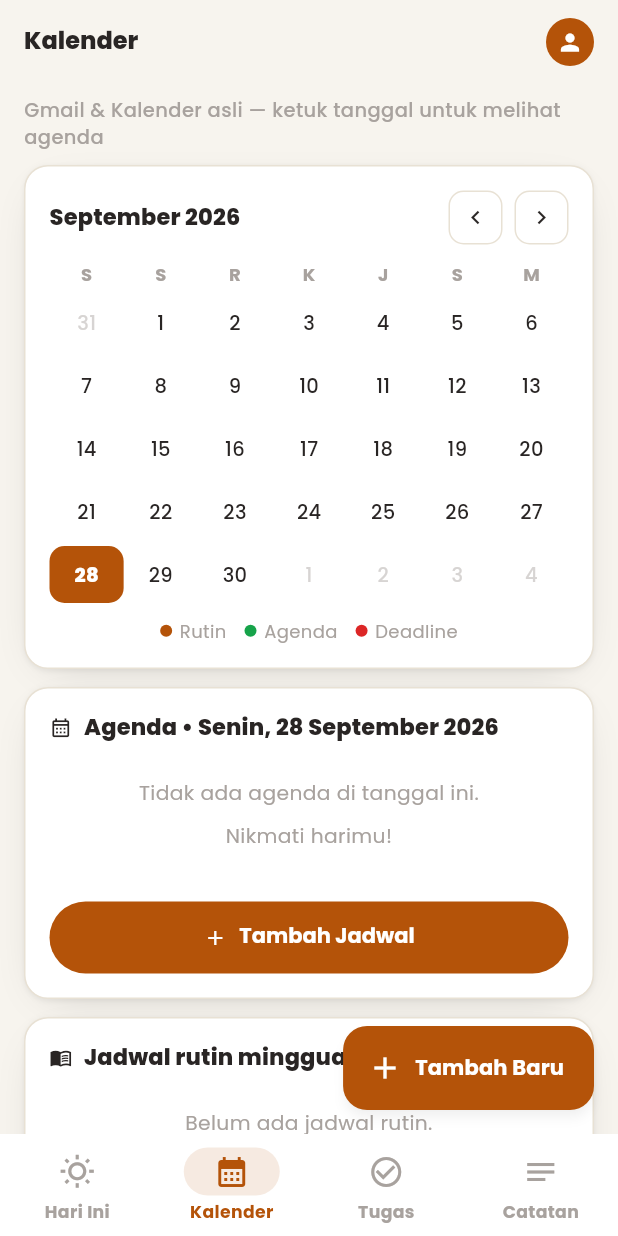
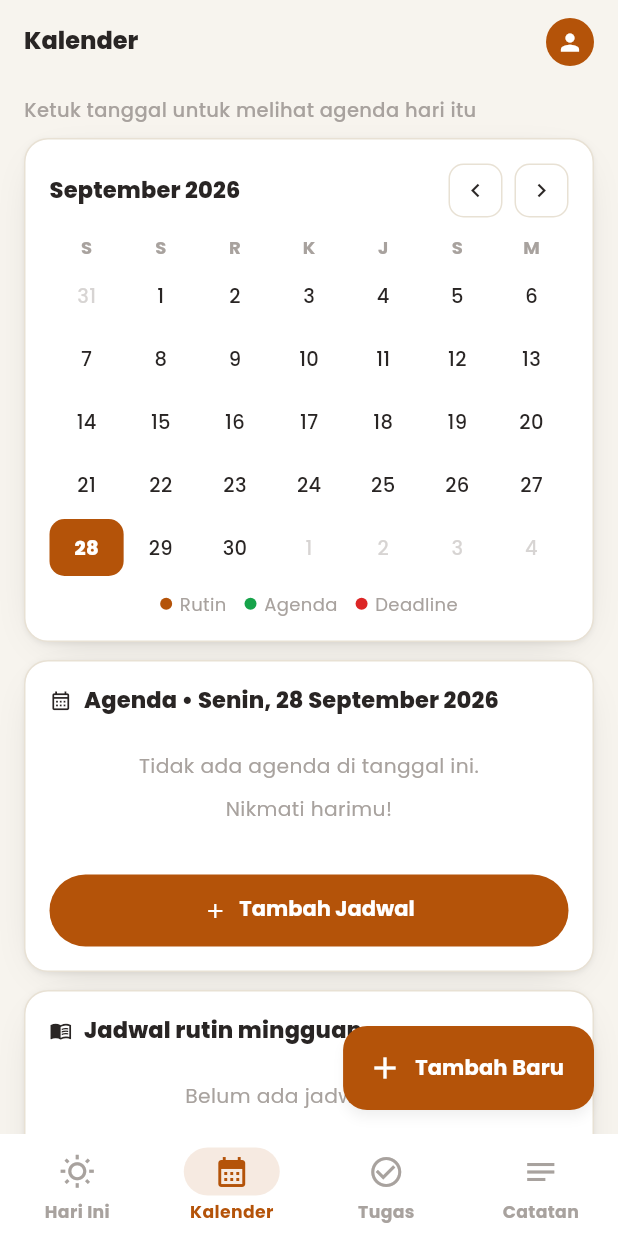
Before and after one commit to Rochwidias/notedwork-app, a Flutter app: the screen it shows after launch, item 2 of the bottom bar chosen, on a phone screen of 412 x 824 dp. Run offline on Flutter 3.47's test engine with Material 3 defaults, Android fonts, the phone set to English and light mode, and no system bars; our stand-ins replace flutter_local_notifications, flutter_riverpod, google_fonts, hive_ce_flutter, timezone; accounts and stored records are empty.

Commit message:
splash gelap #101319, ikon notifikasi stat, salinan subtitle kalender, versi 2.0.2 (versionCode 5)

```diff
--- a/lib/core/notifications/notification_service.dart
+++ b/lib/core/notifications/notification_service.dart
@@ -28,7 +28,7 @@ class NotificationService {
     tz.setLocalLocation(tz.getLocation(defaultTz));
 
     const settings = InitializationSettings(
-      android: AndroidInitializationSettings('@mipmap/ic_launcher'),
+      android: AndroidInitializationSettings('@drawable/ic_notification'),
     );
     await _plugin.initialize(
       settings: settings,
@@ -47,6 +47,7 @@ class NotificationService {
         _channelId,
         _channelName,
         channelDescription: 'Pengingat jadwal dan tugas Notedwork',
+        icon: 'ic_notification',
         importance: Importance.max,
         priority: Priority.high,
       );
--- a/lib/l10n/app_en.arb
+++ b/lib/l10n/app_en.arb
@@ -161,7 +161,7 @@
   "email_markUnread": "Mark as unread",
   "tasks_title": "Tasks",
   "tasks_previewSub": "Preview mode — sample data, stored locally on your device",
-  "tasks_liveSub": "Real Gmail & Calendar — deadlines also appear on Calendar & Dashboard",
+  "tasks_liveSub": "Task deadlines also appear on Calendar",
   "tasks_filterActive": "Active",
   "tasks_filterOverdue": "Overdue",
   "tasks_filterDone": "Done",
@@ -172,7 +172,7 @@
   "tasks_emptyHere": "No tasks here.",
   "tasks_addTask": "Add task",
   "cal_previewSub": "Preview mode — sample data. Not your real data.",
-  "cal_liveSub": "Real Gmail & Calendar — tap a date to see the agenda",
+  "cal_liveSub": "Tap a date to see that day's agenda",
   "cal_prevMonth": "Previous month",
   "cal_nextMonth": "Next month",
   "cal_routine": "Routine",
--- a/lib/l10n/app_id.arb
+++ b/lib/l10n/app_id.arb
@@ -161,7 +161,7 @@
   "email_markUnread": "Tandai belum dibaca",
   "tasks_title": "Tugas",
   "tasks_previewSub": "Mode pratinjau — data contoh, tersimpan lokal di perangkatmu",
-  "tasks_liveSub": "Gmail & Kalender asli — deadline ikut muncul di Kalender & Dashboard",
+  "tasks_liveSub": "Deadline tugas juga muncul di Kalender",
   "tasks_filterActive": "Aktif",
   "tasks_filterOverdue": "Telat",
   "tasks_filterDone": "Selesai",
@@ -172,7 +172,7 @@
   "tasks_emptyHere": "Tidak ada tugas di sini.",
   "tasks_addTask": "Tambah tugas",
   "cal_previewSub": "Mode pratinjau — data contoh. Bukan data aslimu.",
-  "cal_liveSub": "Gmail & Kalender asli — ketuk tanggal untuk melihat agenda",
+  "cal_liveSub": "Ketuk tanggal untuk melihat agenda hari itu",
   "cal_prevMonth": "Bulan sebelumnya",
   "cal_nextMonth": "Bulan berikutnya",
   "cal_routine": "Rutin",
--- a/lib/l10n/app_localizations.dart
+++ b/lib/l10n/app_localizations.dart
@@ -845,7 +845,7 @@ abstract class AppLocalizations {
   /// No description provided for @tasks_liveSub.
   ///
   /// In id, this message translates to:
-  /// **'Gmail & Kalender asli — deadline ikut muncul di Kalender & Dashboard'**
+  /// **'Deadline tugas juga muncul di Kalender'**
   String get tasks_liveSub;
 
   /// No description provided for @tasks_filterActive.
@@ -911,7 +911,7 @@ abstract class AppLocalizations {
   /// No description provided for @cal_liveSub.
   ///
   /// In id, this message translates to:
-  /// **'Gmail & Kalender asli — ketuk tanggal untuk melihat agenda'**
+  /// **'Ketuk tanggal untuk melihat agenda hari itu'**
   String get cal_liveSub;
 
   /// No description provided for @cal_prevMonth.
--- a/lib/l10n/app_localizations_en.dart
+++ b/lib/l10n/app_localizations_en.dart
@@ -394,8 +394,7 @@ class AppLocalizationsEn extends AppLocalizations {
       'Preview mode — sample data, stored locally on your device';
 
   @override
-  String get tasks_liveSub =>
-      'Real Gmail & Calendar — deadlines also appear on Calendar & Dashboard';
+  String get tasks_liveSub => 'Task deadlines also appear on Calendar';
 
   @override
   String get tasks_filterActive => 'Active';
@@ -429,8 +428,7 @@ class AppLocalizationsEn extends AppLocalizations {
       'Preview mode — sample data. Not your real data.';
 
   @override
-  String get cal_liveSub =>
-      'Real Gmail & Calendar — tap a date to see the agenda';
+  String get cal_liveSub => 'Tap a date to see that day\'s agenda';
 
   @override
   String get cal_prevMonth => 'Previous month';
--- a/lib/l10n/app_localizations_id.dart
+++ b/lib/l10n/app_localizations_id.dart
@@ -396,8 +396,7 @@ class AppLocalizationsId extends AppLocalizations {
       'Mode pratinjau — data contoh, tersimpan lokal di perangkatmu';
 
   @override
-  String get tasks_liveSub =>
-      'Gmail & Kalender asli — deadline ikut muncul di Kalender & Dashboard';
+  String get tasks_liveSub => 'Deadline tugas juga muncul di Kalender';
 
   @override
   String get tasks_filterActive => 'Aktif';
@@ -431,8 +430,7 @@ class AppLocalizationsId extends AppLocalizations {
       'Mode pratinjau — data contoh. Bukan data aslimu.';
 
   @override
-  String get cal_liveSub =>
-      'Gmail & Kalender asli — ketuk tanggal untuk melihat agenda';
+  String get cal_liveSub => 'Ketuk tanggal untuk melihat agenda hari itu';
 
   @override
   String get cal_prevMonth => 'Bulan sebelumnya';
--- a/lib/main.dart
+++ b/lib/main.dart
@@ -8,7 +8,11 @@ import 'package:notedwork/core/storage/store.dart';
 Future<void> main() async {
   WidgetsFlutterBinding.ensureInitialized();
   final store = await Store.open();
-  await NotificationService.init();
+  try {
+    await NotificationService.init();
+  } catch (_) {
+    // Notifikasi gagal (mis. resource icon) — app tetap jalan tanpa pengingat native.
+  }
   runApp(
     ProviderScope(
       overrides: [storeProvider.overrideWithValue(store)],
--- a/pubspec.yaml
+++ b/pubspec.yaml
@@ -16,7 +16,7 @@ publish_to: 'none' # Remove this line if you wish to publish to pub.dev
 # https://developer.apple.com/library/archive/documentation/General/Reference/InfoPlistKeyReference/Articles/CoreFoundationKeys.html
 # In Windows, build-name is used as the major, minor, and patch parts
 # of the product and file versions while build-number is used as the build suffix.
-version: 2.0.1+4
+version: 2.0.2+5
 
 environment:
   sdk: ^3.13.4
```
Also changed, not shown: 7 other files.
